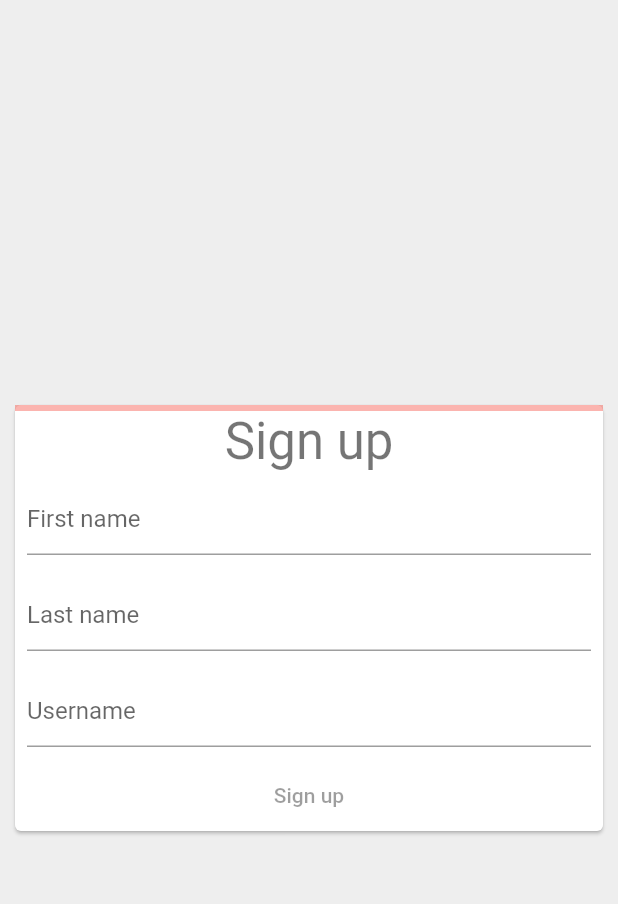
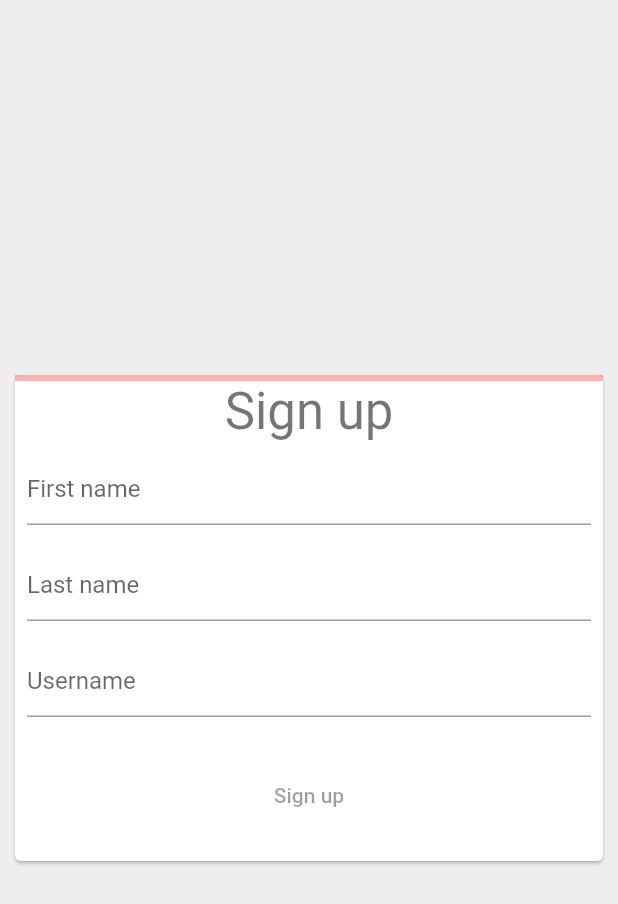
Before and after one commit to simonardejr/signin_example, a Flutter app: the screen it shows after launch, on a phone screen of 412 x 824 dp. Shown: the top 904 px of the screen. Run offline on Flutter 3.47's test engine with Material 2 defaults, Android fonts, the phone set to English and light mode, and no system bars.

Commit message:
ajustando padding do botao SignUp

```diff
--- a/lib/main.dart
+++ b/lib/main.dart
@@ -87,7 +87,9 @@ class _SignUpFormState extends State<SignUpForm> {
               decoration: InputDecoration(hintText: 'Username'),
             ),
           ),
-          TextButton(
+          Container(
+            padding: EdgeInsets.all(16),
+            child: TextButton(
               style: ButtonStyle(
                 foregroundColor: MaterialStateProperty.resolveWith((Set<MaterialState> states) {
                   return states.contains(MaterialState.disabled) ? null : Colors.white;
@@ -95,9 +97,11 @@ class _SignUpFormState extends State<SignUpForm> {
                 backgroundColor: MaterialStateProperty.resolveWith((Set<MaterialState> states) {
                   return states.contains(MaterialState.disabled) ? null : Colors.blue;
                 }),
+                padding: MaterialStateProperty.all(EdgeInsets.all(20))
               ),
               onPressed: _formProgress == 1 ? _showWelcomeScreen : null,
               child: Text('Sign up'),
+            ),
           ),
         ],
       ),
```
Lines whose indentation alone changed are shown as unchanged.
